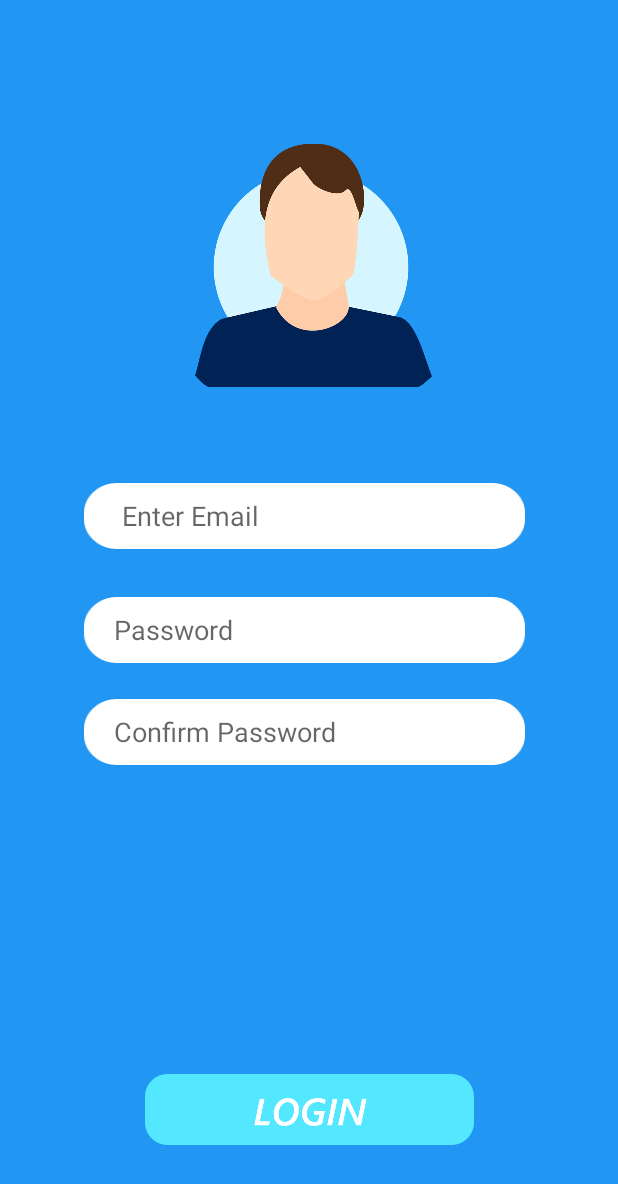
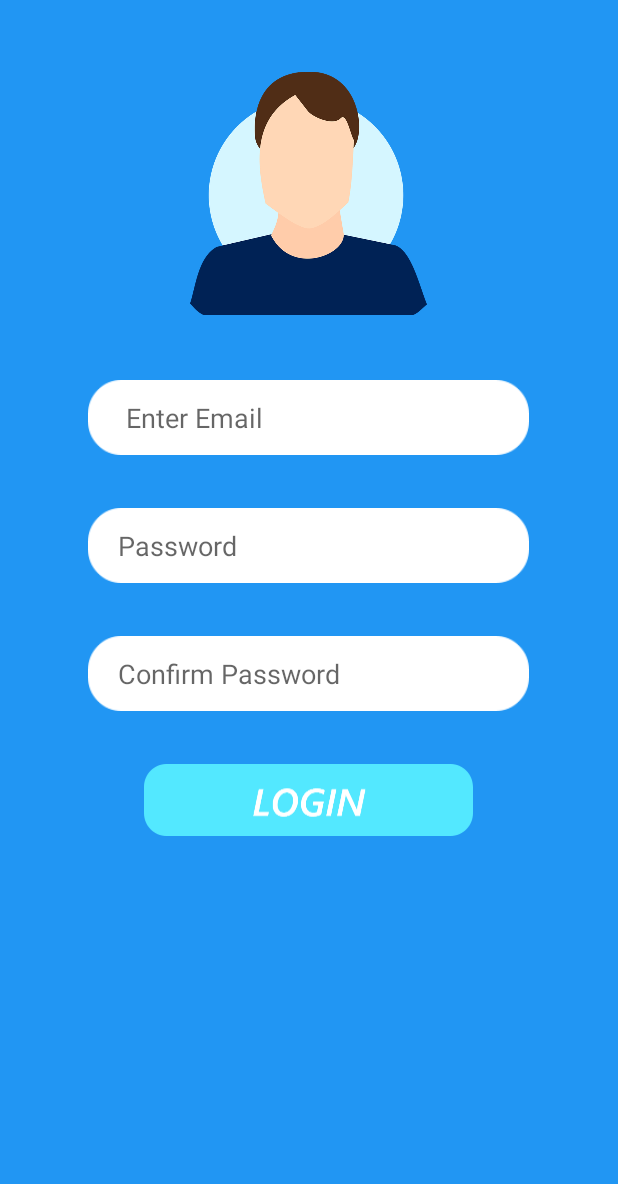
Before and after one commit to AkhilGandhi1999/FinalApp, an Android app: the SignUp screen opened directly, with no data from a screen before it, on a phone screen of 412 x 824 dp. Shown: the top 1184 px of the screen. Run offline under Robolectric (Android 15) with nearby library versions, the phone set to English and light mode, and no system bars; our stand-ins replace Firebase (no records; nobody signed in at launch, a user with empty details on screens opened directly).

Commit message:
Initial3

```diff
--- a/app/src/main/res/layout/activity_sign_up.xml
+++ b/app/src/main/res/layout/activity_sign_up.xml
@@ -1,7 +1,7 @@
 <?xml version="1.0" encoding="UTF-8"?>
 
 
-<androidx.constraintlayout.widget.ConstraintLayout xmlns:android="http://schemas.android.com/apk/res/android"
+<ScrollView xmlns:android="http://schemas.android.com/apk/res/android"
     xmlns:aapt="http://schemas.android.com/aapt"
     xmlns:app="http://schemas.android.com/apk/res-auto"
     xmlns:tools="http://schemas.android.com/tools"
@@ -9,70 +9,74 @@
     android:layout_height="match_parent"
     android:background="#2196f3">
 
-    <Button
-        android:id="@+id/button3"
-        android:layout_width="219dp"
-        android:layout_height="47dp"
-        android:layout_marginTop="716dp"
-        android:background="@drawable/group1"
-        app:layout_constraintEnd_toEndOf="parent"
-        app:layout_constraintStart_toStartOf="parent"
-        app:layout_constraintTop_toTopOf="parent" />
+    <LinearLayout
+        android:layout_width="match_parent"
+        android:layout_height="match_parent"
+        android:orientation="vertical"
+        >
+
+        <ImageView
+            android:id="@+id/imageView"
+            android:layout_width="158dp"
+            android:layout_height="178dp"
+            android:layout_marginTop="40dp"
+            android:layout_gravity="center"
+            app:srcCompat="@drawable/bb" />
+
+
+        <EditText
+            android:id="@+id/editText"
+            android:layout_width="294dp"
+            android:layout_height="50dp"
+            android:layout_gravity="center"
+            android:layout_marginTop="35dp"
+            android:background="@drawable/rc1"
+            android:ems="10"
+            android:hint="Enter Email"
+            android:inputType="textEmailAddress"
+            android:paddingLeft="25dp"
+            app:layout_constraintTop_toBottomOf="@+id/imageView" />
 
         <EditText
             android:id="@+id/editText2"
             android:layout_width="294dp"
-        android:layout_height="wrap_content"
-        android:layout_marginStart="56dp"
-        android:layout_marginLeft="56dp"
-        android:layout_marginTop="32dp"
+            android:layout_height="50dp"
+           android:layout_gravity="center"
             android:background="@drawable/rc1"
+            android:layout_marginTop="35dp"
             android:ems="10"
             android:hint="Password"
             android:inputType="textPassword"
             android:paddingLeft="20dp"
-        app:layout_constraintStart_toStartOf="parent"
             app:layout_constraintTop_toBottomOf="@+id/editText" />
 
         <EditText
             android:id="@+id/editText5"
             android:layout_width="294dp"
-        android:layout_height="wrap_content"
-        android:layout_marginStart="56dp"
-        android:layout_marginLeft="56dp"
-        android:layout_marginTop="24dp"
+            android:layout_height="50dp"
+        android:layout_gravity="center"
             android:background="@drawable/rc1"
             android:ems="10"
             android:hint="Confirm Password"
+            android:layout_marginTop="35dp"
             android:inputType="textPassword"
             android:paddingLeft="20dp"
-        app:layout_constraintStart_toStartOf="parent"
             app:layout_constraintTop_toBottomOf="@+id/editText2" />
 
-    <EditText
-        android:id="@+id/editText"
-        android:layout_width="294dp"
-        android:layout_height="wrap_content"
-        android:layout_marginStart="56dp"
-        android:layout_marginLeft="56dp"
-        android:layout_marginTop="56dp"
-        android:background="@drawable/rc1"
-        android:ems="10"
-        android:hint="Enter Email"
-        android:inputType="textEmailAddress"
-        android:paddingLeft="25dp"
-        app:layout_constraintStart_toStartOf="parent"
-        app:layout_constraintTop_toBottomOf="@+id/imageView" />
+     <Button
+         android:layout_width="wrap_content"
+         android:layout_height="match_parent"
+         android:layout_gravity="center"
+         android:layout_marginTop="35dp"
+         android:background="@drawable/group1"
+         android:layout_marginBottom="35dp"
+         android:id="@+id/button3"
+         >
 
-    <ImageView
-        android:id="@+id/imageView"
-        android:layout_width="158dp"
-        android:layout_height="178dp"
-        android:layout_marginTop="88dp"
-        android:layout_marginEnd="124dp"
-        android:layout_marginRight="124dp"
-        app:layout_constraintEnd_toEndOf="parent"
-        app:layout_constraintTop_toTopOf="parent"
-        app:srcCompat="@drawable/bb" />
 
-</androidx.constraintlayout.widget.ConstraintLayout>
+     </Button>
+
+
+    </LinearLayout>
+
+</ScrollView>
```
Lines whose indentation alone changed are shown as unchanged.
